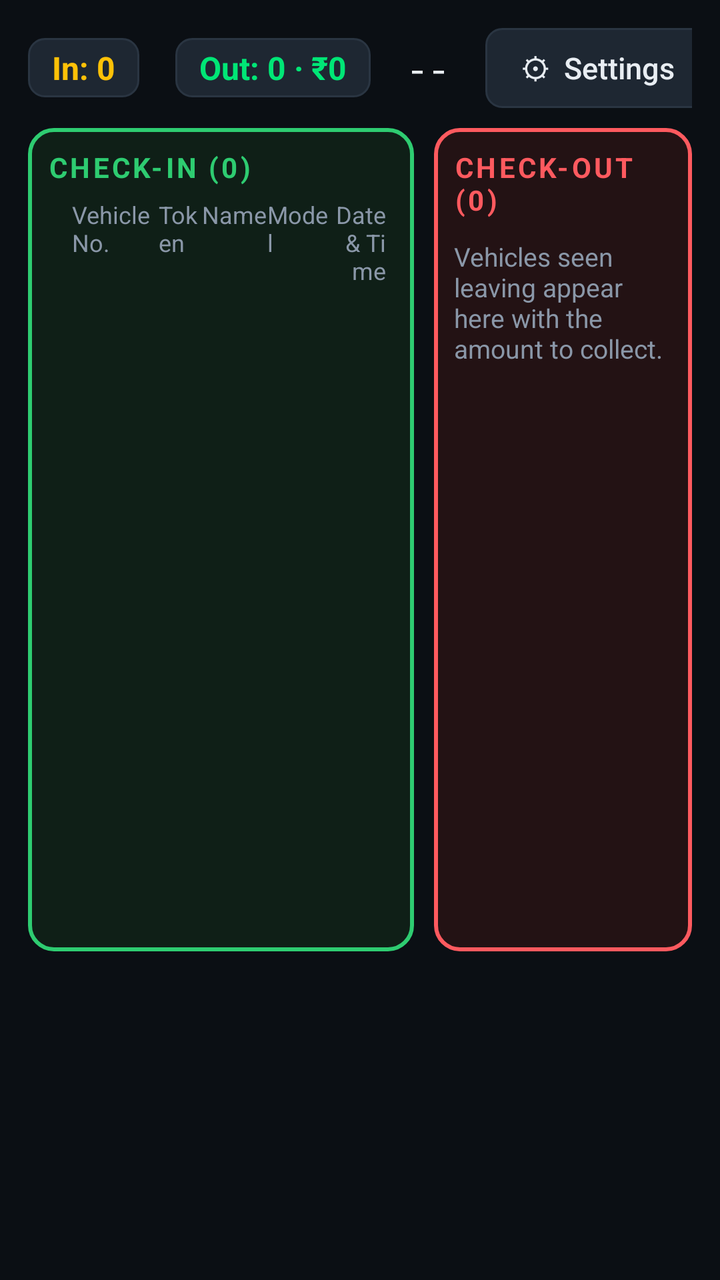
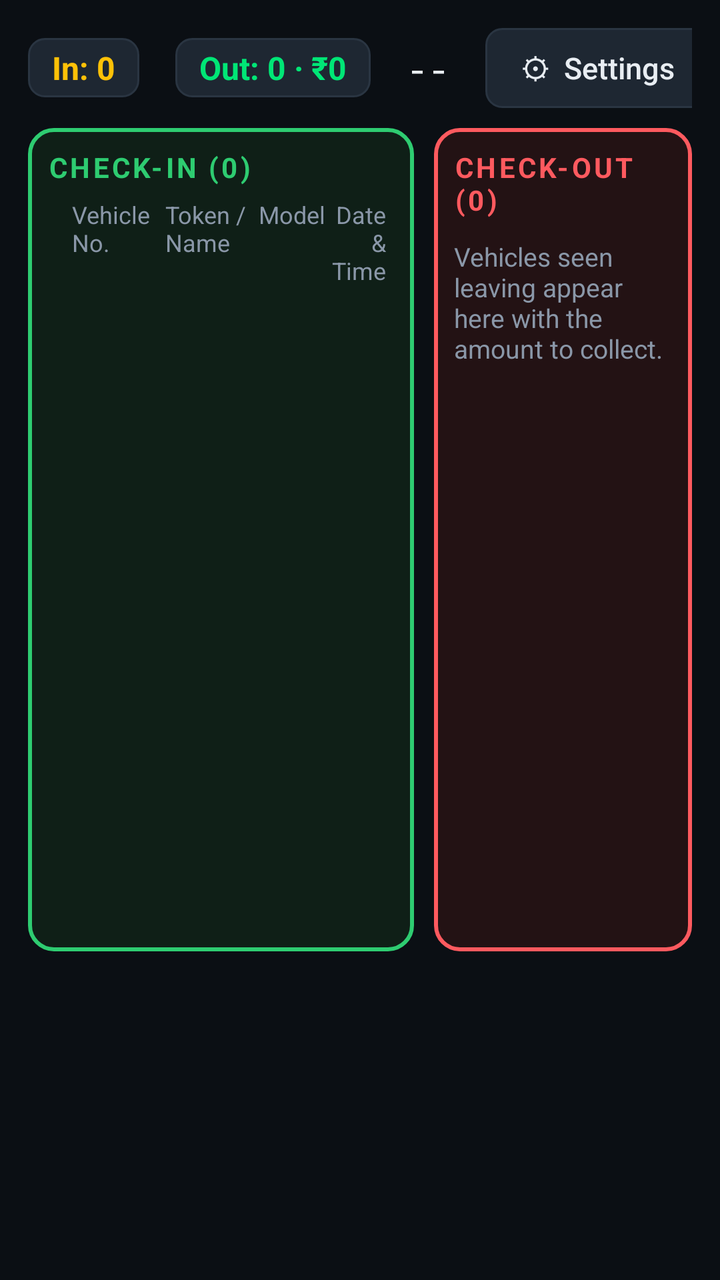

Before-and-after screenshots of an Android layout around one commit, followed by the original layout XML and the change that was made.
<!-- AndroidManifest.xml: application theme Theme.VehicleGate -->
<!-- res/layout/activity_main.xml -->
<?xml version="1.0" encoding="utf-8"?>
<LinearLayout xmlns:android="http://schemas.android.com/apk/res/android"
    android:layout_width="match_parent"
    android:layout_height="match_parent"
    android:background="@color/bg"
    android:keepScreenOn="true"
    android:orientation="vertical"
    android:padding="14dp">

    
    <LinearLayout
        android:layout_width="match_parent"
        android:layout_height="wrap_content"
        android:gravity="center_vertical"
        android:orientation="horizontal">

        <TextView
            android:id="@+id/title"
            android:layout_width="0dp"
            android:layout_height="wrap_content"
            android:layout_weight="1"
            android:ellipsize="end"
            android:singleLine="true"
            android:text="Vehicle Entry Monitor"
            android:textColor="@color/text"
            android:textSize="22sp"
            android:textStyle="bold" />

        <TextView
            android:id="@+id/todayCount"
            android:layout_width="wrap_content"
            android:layout_height="wrap_content"
            android:layout_marginEnd="18dp"
            android:background="@drawable/focus_bg"
            android:paddingLeft="12dp"
        android:paddingRight="12dp"
            android:paddingTop="4dp"
        android:paddingBottom="4dp"
            android:text="In: 0"
            android:textColor="@color/accent"
            android:textSize="16sp"
            android:textStyle="bold" />

        <TextView
            android:id="@+id/outCount"
            android:layout_width="wrap_content"
            android:layout_height="wrap_content"
            android:layout_marginEnd="18dp"
            android:background="@drawable/focus_bg"
            android:paddingLeft="12dp"
            android:paddingRight="12dp"
            android:paddingTop="4dp"
            android:paddingBottom="4dp"
            android:text="Out: 0 · ₹0"
            android:textColor="@color/live"
            android:textSize="16sp"
            android:textStyle="bold" />

        <TextView
            android:id="@+id/clock"
            android:layout_width="wrap_content"
            android:layout_height="wrap_content"
            android:layout_marginEnd="18dp"
            android:fontFamily="monospace"
            android:text="--"
            android:textColor="@color/text"
            android:textSize="18sp" />

        <androidx.appcompat.widget.AppCompatButton
            android:id="@+id/settingsButton"
            style="@style/TvButton"
            android:layout_width="wrap_content"
            android:layout_height="wrap_content"
            android:text="⚙  Settings" />

        <androidx.appcompat.widget.AppCompatButton
            android:id="@+id/exitButton"
            style="@style/TvButton"
            android:layout_width="wrap_content"
            android:layout_height="wrap_content"
            android:layout_marginStart="10dp"
            android:text="⏻  Exit"
            android:textColor="@color/error" />
    </LinearLayout>

    
    <LinearLayout
        android:layout_width="match_parent"
        android:layout_height="0dp"
        android:layout_marginTop="10dp"
        android:layout_weight="1"
        android:baselineAligned="false"
        android:orientation="horizontal">

        <LinearLayout
            android:layout_width="0dp"
            android:layout_height="match_parent"
            android:layout_marginEnd="10dp"
            android:layout_weight="6"
            android:background="@drawable/checkin_card_bg"
            android:orientation="vertical"
            android:padding="10dp">

            <TextView
                android:id="@+id/parkedTitle"
                android:layout_width="wrap_content"
                android:layout_height="wrap_content"
                android:letterSpacing="0.1"
                android:text="CHECK-IN (0)"
                android:textColor="@color/checkin"
                android:textSize="14sp"
                android:textStyle="bold" />

            <LinearLayout
                android:layout_width="match_parent"
                android:layout_height="wrap_content"
                android:layout_marginTop="6dp"
                android:orientation="horizontal"
                android:paddingLeft="12dp"
                android:paddingRight="4dp">
                <TextView android:layout_width="0dp" android:layout_height="wrap_content" android:layout_weight="4" android:gravity="start" android:text="Vehicle No." android:textColor="@color/text_dim" android:textSize="12sp" />
                <TextView android:layout_width="0dp" android:layout_height="wrap_content" android:layout_weight="2" android:gravity="start" android:text="Token" android:textColor="@color/text_dim" android:textSize="12sp" />
                <TextView android:layout_width="0dp" android:layout_height="wrap_content" android:layout_weight="3" android:gravity="start" android:text="Name" android:textColor="@color/text_dim" android:textSize="12sp" />
                <TextView android:layout_width="0dp" android:layout_height="wrap_content" android:layout_weight="3" android:gravity="start" android:text="Model" android:textColor="@color/text_dim" android:textSize="12sp" />
                <TextView android:layout_width="0dp" android:layout_height="wrap_content" android:layout_weight="2.4" android:gravity="end" android:text="Date &amp; Time" android:textColor="@color/text_dim" android:textSize="12sp" />
            </LinearLayout>

            <androidx.recyclerview.widget.RecyclerView
                android:id="@+id/parkedList"
                android:layout_width="match_parent"
                android:layout_height="0dp"
                android:layout_weight="1"
                android:descendantFocusability="afterDescendants" />
        </LinearLayout>

        <LinearLayout
            android:layout_width="0dp"
            android:layout_height="match_parent"
            android:layout_weight="4"
            android:background="@drawable/checkout_card_bg"
            android:orientation="vertical"
            android:padding="10dp">

            <TextView
                android:id="@+id/leavingTitle"
                android:layout_width="wrap_content"
                android:layout_height="wrap_content"
                android:letterSpacing="0.1"
                android:text="CHECK-OUT (0)"
                android:textColor="@color/checkout"
                android:textSize="14sp"
                android:textStyle="bold" />

            <TextView
                android:id="@+id/leavingEmpty"
                android:layout_width="match_parent"
                android:layout_height="wrap_content"
                android:paddingTop="10dp"
                android:text="Vehicles seen leaving appear here with the amount to collect."
                android:textColor="@color/text_dim"
                android:textSize="13sp" />

            <androidx.recyclerview.widget.RecyclerView
                android:id="@+id/leavingList"
                android:layout_width="match_parent"
                android:layout_height="0dp"
                android:layout_marginTop="4dp"
                android:layout_weight="1" />
        </LinearLayout>
    </LinearLayout>

    <TextView
        android:id="@+id/lastEvent"
        android:layout_width="match_parent"
        android:layout_height="wrap_content"
        android:layout_marginTop="4dp"
        android:singleLine="true"
        android:textColor="@color/warn"
        android:textSize="12sp" />

    
    <LinearLayout
        android:id="@+id/cameraStrip"
        android:layout_width="match_parent"
        android:layout_height="118dp"
        android:layout_marginTop="12dp"
        android:orientation="horizontal" />
</LinearLayout>
<!-- resources referenced by this layout -->
<resources>
  <color name="accent">#FFC107</color>
  <color name="bg">#0B0F14</color>
  <color name="checkin">#2ECC71</color>
  <color name="checkout">#FF5A5F</color>
  <color name="error">#FF5252</color>
  <color name="live">#00E676</color>
  <color name="text">#E8EDF2</color>
  <color name="text_dim">#8A97A8</color>
  <color name="warn">#FFB300</color>
  <!-- drawable checkin_card_bg (drawable) -->
  <?xml version="1.0" encoding="utf-8"?>
  <shape xmlns:android="http://schemas.android.com/apk/res/android" android:shape="rectangle">
      <solid android:color="#0F1F17" />
      <stroke android:width="2dp" android:color="@color/checkin" />
      <corners android:radius="12dp" />
  </shape>
  <!-- drawable checkout_card_bg (drawable) -->
  <?xml version="1.0" encoding="utf-8"?>
  <shape xmlns:android="http://schemas.android.com/apk/res/android" android:shape="rectangle">
      <solid android:color="#231214" />
      <stroke android:width="2dp" android:color="@color/checkout" />
      <corners android:radius="12dp" />
  </shape>
  <!-- drawable focus_bg (drawable) -->
  <?xml version="1.0" encoding="utf-8"?>
  <selector xmlns:android="http://schemas.android.com/apk/res/android">
      <item android:state_focused="true">
          <shape android:shape="rectangle">
              <solid android:color="@color/surface2" />
              <stroke android:width="3dp" android:color="@color/accent" />
              <corners android:radius="8dp" />
          </shape>
      </item>
      <item android:state_pressed="true">
          <shape android:shape="rectangle">
              <solid android:color="@color/divider" />
              <corners android:radius="8dp" />
          </shape>
      </item>
      <item>
          <shape android:shape="rectangle">
              <solid android:color="@color/surface2" />
              <stroke android:width="1dp" android:color="@color/divider" />
              <corners android:radius="8dp" />
          </shape>
      </item>
  </selector>
  <style name="TvButton" parent="Widget.AppCompat.Button.Borderless">
          <item name="android:background">@drawable/focus_bg</item>
          <item name="android:textColor">@color/text</item>
          <item name="android:textAllCaps">false</item>
          <item name="android:textSize">15sp</item>
          <item name="android:paddingStart">18dp</item>
          <item name="android:paddingEnd">18dp</item>
          <item name="android:minHeight">40dp</item>
          <item name="android:focusable">true</item>
      </style>
  <style name="Theme.VehicleGate" parent="Theme.Material3.Dark.NoActionBar">
          <item name="android:windowBackground">@color/bg</item>
          <item name="colorPrimary">@color/accent</item>
          <item name="colorOnPrimary">#000000</item>
          <item name="colorSecondary">@color/accent</item>
          <item name="android:statusBarColor">@color/bg</item>
          <item name="android:navigationBarColor">@color/bg</item>
      </style>
  <color name="surface2">#1E2732</color>
  <color name="divider">#2A3542</color>
</resources>

<!-- the commit's change to res/layout/activity_main.xml (unified diff, before → after) -->
@@ -119,8 +119,7 @@
                 android:paddingLeft="12dp"
                 android:paddingRight="4dp">
                 <TextView android:layout_width="0dp" android:layout_height="wrap_content" android:layout_weight="4" android:gravity="start" android:text="Vehicle No." android:textColor="@color/text_dim" android:textSize="12sp" />
-                <TextView android:layout_width="0dp" android:layout_height="wrap_content" android:layout_weight="2" android:gravity="start" android:text="Token" android:textColor="@color/text_dim" android:textSize="12sp" />
-                <TextView android:layout_width="0dp" android:layout_height="wrap_content" android:layout_weight="3" android:gravity="start" android:text="Name" android:textColor="@color/text_dim" android:textSize="12sp" />
+                <TextView android:layout_width="0dp" android:layout_height="wrap_content" android:layout_weight="4" android:gravity="start" android:text="Token / Name" android:textColor="@color/text_dim" android:textSize="12sp" />
                 <TextView android:layout_width="0dp" android:layout_height="wrap_content" android:layout_weight="3" android:gravity="start" android:text="Model" android:textColor="@color/text_dim" android:textSize="12sp" />
                 <TextView android:layout_width="0dp" android:layout_height="wrap_content" android:layout_weight="2.4" android:gravity="end" android:text="Date &amp; Time" android:textColor="@color/text_dim" android:textSize="12sp" />
             </LinearLayout>
